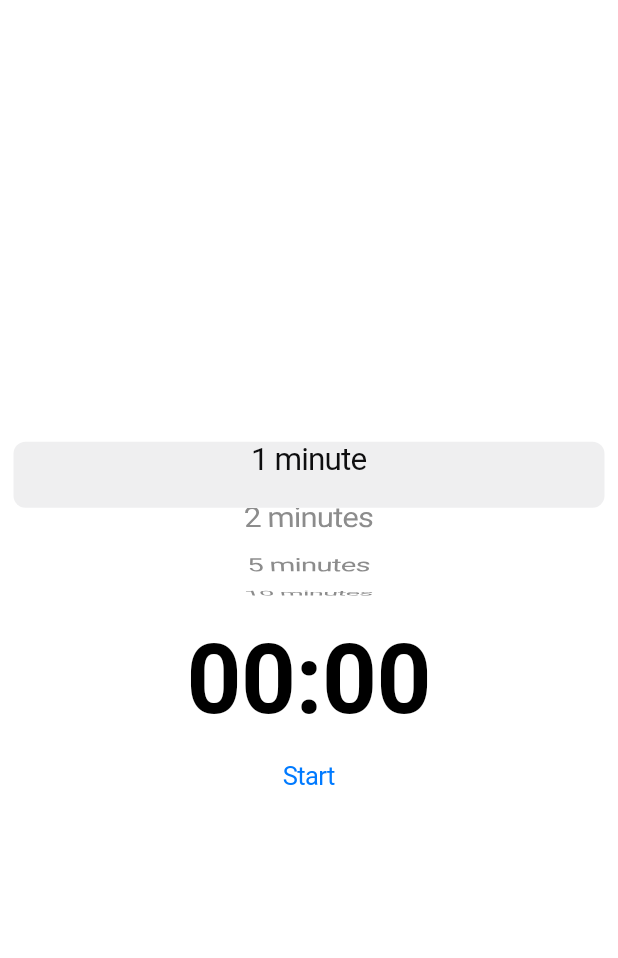
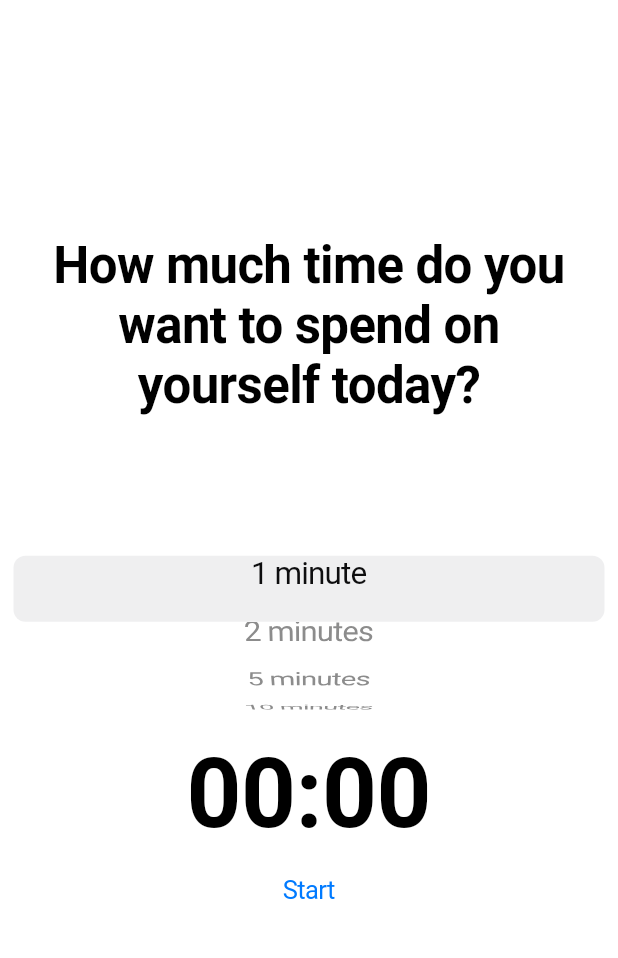
Before and after one commit to sventropy/spiramentum2, a Flutter app: the screen it shows after launch, on a phone screen of 412 x 824 dp, the part 48-1006 px from its top. Run offline on Flutter 3.47's test engine with Material 2 defaults, Android fonts, the light colour scheme and no system bars; our stand-ins replace sprintf.

Commit message:
added text heading

```diff
--- a/src/spiramentum2/lib/home.dart
+++ b/src/spiramentum2/lib/home.dart
@@ -106,6 +106,11 @@ class _MyHomePageState extends State<MyHomePage> with SingleTickerProviderStateM
         child: Column(
           mainAxisAlignment: MainAxisAlignment.center,
           children: <Widget>[
+            Padding(padding: EdgeInsets.all(16),child:
+            Text("How much time do you want to spend on yourself today?",
+                style: TextStyle(fontWeight: FontWeight.bold), textScaleFactor: 2,
+            textAlign: TextAlign.center,),
+            ),
             SizeTransition(
                 sizeFactor: _animation,
                 child: Container(
```
